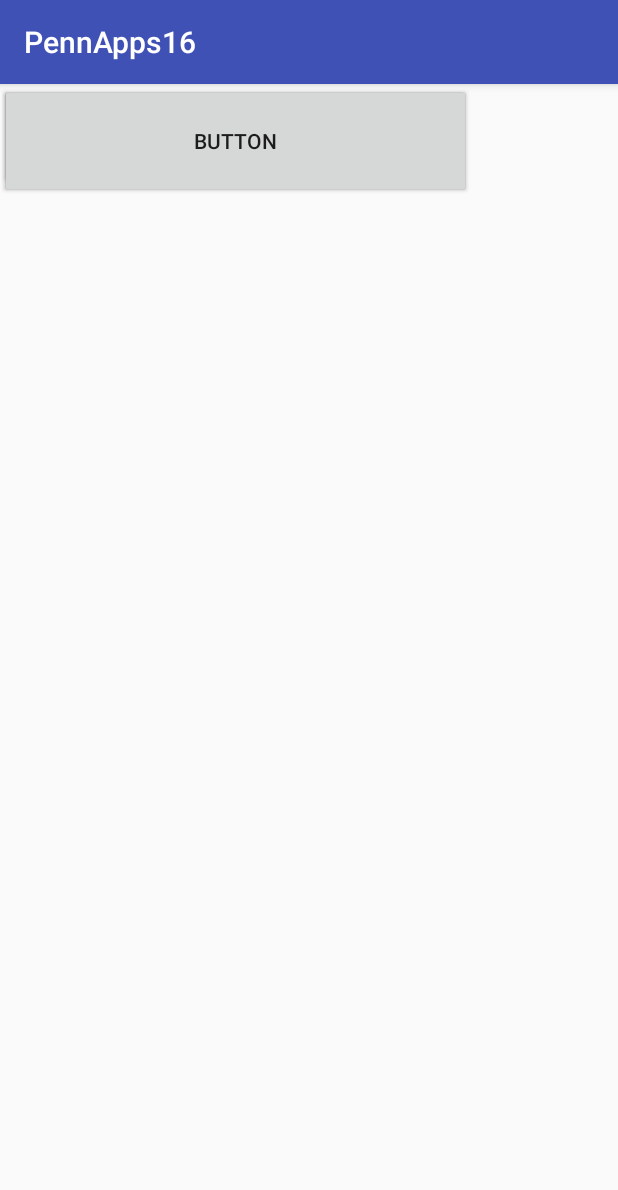
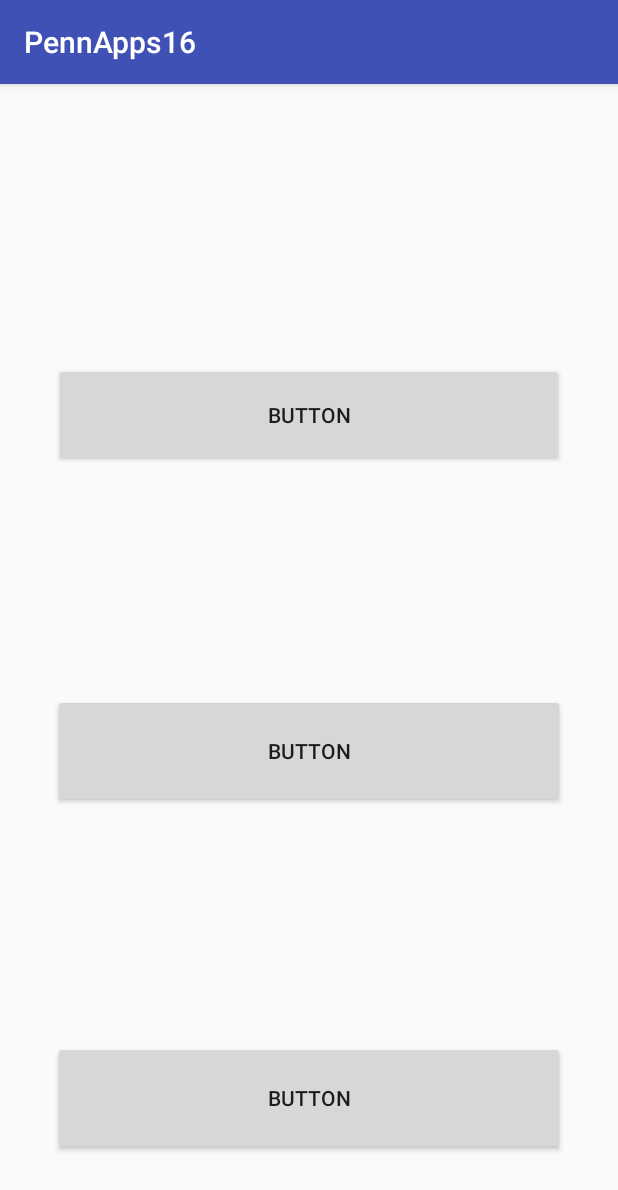
Before and after one commit to 4LeafLuck/PennApps16-TeamCARE, an Android app: the screen it shows after launch (main_activity), after a tap on "LET'S GO!", on a phone screen of 412 x 824 dp. Shown: the top 1190 px of the screen. Run offline under Robolectric (Android 15) with nearby library versions, the phone set to English and light mode, and no system bars; libraries missing offline, so code that uses them is left out: com.facebook.login.

Commit message:
Simple Shift
Added beginning to Pedometer, will add timer

```diff
--- a/app/build.gradle
+++ b/app/build.gradle
@@ -27,4 +27,5 @@ dependencies {
     compile 'com.android.support:appcompat-v7:25.3.1'
     testCompile 'junit:junit:4.12'
     compile 'com.android.support.constraint:constraint-layout:1.0.2'
+    compile 'com.facebook.android:facebook-android-sdk:4.1.0'
 }
--- a/app/src/main/java/teamwork/pennapps16/main_activity.java
+++ b/app/src/main/java/teamwork/pennapps16/main_activity.java
@@ -1,11 +1,18 @@
 package teamwork.pennapps16;
 
+import android.content.Context;
+import android.hardware.Sensor;
+import android.hardware.SensorEvent;
+import android.hardware.SensorEventListener;
+import android.hardware.SensorManager;
+import android.support.v4.app.FragmentActivity;
 import android.support.v7.app.AppCompatActivity;
 import android.content.Intent;
 import android.os.CountDownTimer;
 import android.provider.AlarmClock;
 import android.support.v7.app.AppCompatActivity;
 import android.os.Bundle;
+import android.telecom.Call;
 import android.text.Editable;
 import android.text.TextWatcher;
 import android.view.View;
@@ -15,6 +22,7 @@ import android.widget.Chronometer;
 import android.widget.DatePicker;
 import android.widget.EditText;
 import android.widget.Button;
+
 import java.util.List;
 import java.util.ArrayList;
 import android.view.inputmethod.*;
@@ -25,22 +33,55 @@ import java.lang.Object;
 import android.provider.AlarmClock;
 import android.content.SharedPreferences;
 import java.io.File;
+import com.facebook.FacebookSdk;
+import com.facebook.appevents.AppEventsLogger;
+import com.facebook.*;
+import com.facebook.login.widget.LoginButton;
+import com.facebook.login.LoginManager;
+import com.facebook.login.LoginResult;
+
+import org.w3c.dom.Text;
+
+import java.util.Arrays;
+
+
+
+
+
 
 
 /**
  * Created by Libby on 9/9/17.
  */
 
-public class main_activity extends AppCompatActivity {
+public class main_activity extends AppCompatActivity implements SensorEventListener {
+    //CallbackManager callbackManager;
+
     protected void onCreate(Bundle savedInstanceState) {
+        //FacebookSdk.sdkInitialize(getApplicationContext());
+        setContentView(R.layout.main_layout);
         super.onCreate(savedInstanceState);
-        setContentView(R.layout.main_layout);
+
+        final TextView pedometer = (TextView) findViewById(R.id.pedometer_text);
+
+
+       // final LoginButton loginButton = (LoginButton) findViewById(R.id.login_button);
+        //callbackManager = CallbackManager.Factory.create();
+        //final TextView loginReport = (TextView) findViewById(R.id.login_log) ;
+
+
+
+
+
+
         final TextView Title = (TextView) findViewById(R.id.title_main);
         final Button StartButton = (Button) findViewById(R.id.start_button);
+        final Button logIn = (Button) findViewById(R.id.login_button);
             StartButton.setOnClickListener(new View.OnClickListener() {
                 @Override
                 public void onClick(View v) {
                     setContentView(R.layout.select_layout);
+
                     final Button GameChoose = (Button) findViewById(R.id.game_init);
                     final Button StatButton = (Button) findViewById(R.id.stat_button);
                     final Button CustomButton = (Button) findViewById(R.id.custom_button);
@@ -48,6 +89,34 @@ public class main_activity extends AppCompatActivity {
                         @Override
                         public void onClick(View v) {
                             setContentView(R.layout.game_layout);
+                            Button challButton = (Button) findViewById(R.id.challenge_start);
+                            final SensorManager sensorManager;
+                            sensorManager = (SensorManager) getSystemService(Context.SENSOR_SERVICE);
+
+                            challButton.setOnClickListener(new View.OnClickListener() {
+                                @Override
+                                public void onClick(View v) {
+                                    Sensor countSensor = sensorManager.getDefaultSensor(Sensor.TYPE_STEP_COUNTER);
+                                    if(countSensor!=null){
+
+                                        sensorManager.registerListener(new SensorEventListener() {
+                                            @Override
+                                            public void onSensorChanged(SensorEvent event) {
+                                                pedometer.setText(String.valueOf(event.values[0]));
+                                            }
+
+                                            @Override
+                                            public void onAccuracyChanged(Sensor sensor, int accuracy) {
+
+                                            }
+                                        }, countSensor, SensorManager.SENSOR_DELAY_UI);
+
+
+
+                                    }
+                                }
+                            });
+
                         }
 
                     });
@@ -63,7 +132,34 @@ public class main_activity extends AppCompatActivity {
                             setContentView(R.layout.custom_layout);
                         }
                     });
+
                 }
+
+
+
+
+
+
+
+
+
             });
     }
+
+    @Override
+    public void onSensorChanged(SensorEvent event) {
+
+    }
+
+    @Override
+    public void onAccuracyChanged(Sensor sensor, int accuracy) {
+
+    }
+
+
+   /* @Override
+    protected void onActivityResult(int requestCode, int resultCode, Intent data) {
+
+        callbackManager.onActivityResult(requestCode, resultCode, data);
+    }*/
 }
--- a/app/src/main/res/layout/select_layout.xml
+++ b/app/src/main/res/layout/select_layout.xml
@@ -7,25 +7,55 @@
 
     <Button
         android:id="@+id/stat_button"
-        android:layout_width="312dp"
+        android:layout_width="0dp"
         android:layout_height="69dp"
         android:text="Button"
-        tools:layout_editor_absoluteX="36dp"
-        tools:layout_editor_absoluteY="186dp" />
+        tools:layout_constraintTop_creator="1"
+        tools:layout_constraintRight_creator="1"
+        android:layout_marginStart="36dp"
+        android:layout_marginEnd="36dp"
+        app:layout_constraintRight_toRightOf="parent"
+        android:layout_marginTop="186dp"
+        tools:layout_constraintLeft_creator="1"
+        app:layout_constraintLeft_toLeftOf="parent"
+        app:layout_constraintTop_toTopOf="parent"
+        android:layout_marginLeft="36dp"
+        android:layout_marginRight="36dp" />
 
     <Button
         android:id="@+id/game_init"
-        android:layout_width="314dp"
+        android:layout_width="0dp"
         android:layout_height="76dp"
         android:text="Button"
-        tools:layout_editor_absoluteX="35dp"
-        tools:layout_editor_absoluteY="381dp" />
+        tools:layout_constraintRight_creator="1"
+        tools:layout_constraintBottom_creator="1"
+        android:layout_marginStart="35dp"
+        app:layout_constraintBottom_toBottomOf="parent"
+        android:layout_marginEnd="35dp"
+        app:layout_constraintRight_toRightOf="parent"
+        tools:layout_constraintLeft_creator="1"
+        android:layout_marginBottom="54dp"
+        app:layout_constraintLeft_toLeftOf="parent"
+        android:layout_marginLeft="35dp"
+        android:layout_marginRight="35dp" />
 
     <Button
         android:id="@+id/custom_button"
-        android:layout_width="314dp"
+        android:layout_width="0dp"
         android:layout_height="76dp"
         android:text="Button"
-        tools:layout_editor_absoluteX="35dp"
-        tools:layout_editor_absoluteY="278dp" />
+        tools:layout_constraintTop_creator="1"
+        tools:layout_constraintRight_creator="1"
+        tools:layout_constraintBottom_creator="1"
+        app:layout_constraintBottom_toTopOf="@+id/game_init"
+        android:layout_marginStart="35dp"
+        android:layout_marginEnd="35dp"
+        app:layout_constraintRight_toRightOf="parent"
+        android:layout_marginTop="23dp"
+        app:layout_constraintTop_toBottomOf="@+id/stat_button"
+        tools:layout_constraintLeft_creator="1"
+        android:layout_marginBottom="27dp"
+        app:layout_constraintLeft_toLeftOf="parent"
+        android:layout_marginLeft="35dp"
+        android:layout_marginRight="35dp" />
 </android.support.constraint.ConstraintLayout>
--- a/app/src/main/res/values/strings.xml
+++ b/app/src/main/res/values/strings.xml
@@ -1,3 +1,6 @@
 <resources>
     <string name="app_name">PennApps16</string>
+    <string name="facebook_app_id">174064966477070</string>
+    <string name="fb_login_protocol_scheme">fb174064966477070</string>
+
 </resources>
--- a/build.gradle
+++ b/build.gradle
@@ -3,6 +3,7 @@
 buildscript {
     repositories {
         jcenter()
+        mavenCentral()
     }
     dependencies {
         classpath 'com.android.tools.build:gradle:2.3.1'
```
Also changed, not shown: app/src/main/AndroidManifest.xml (+25 -1 lines), app/src/main/res/layout/game_layout.xml (+34 -3 lines), app/src/main/res/layout/login_layout.xml (added, +27 -0 lines), app/src/main/res/layout/login_layout_2.xml (added, +21 -0 lines).
